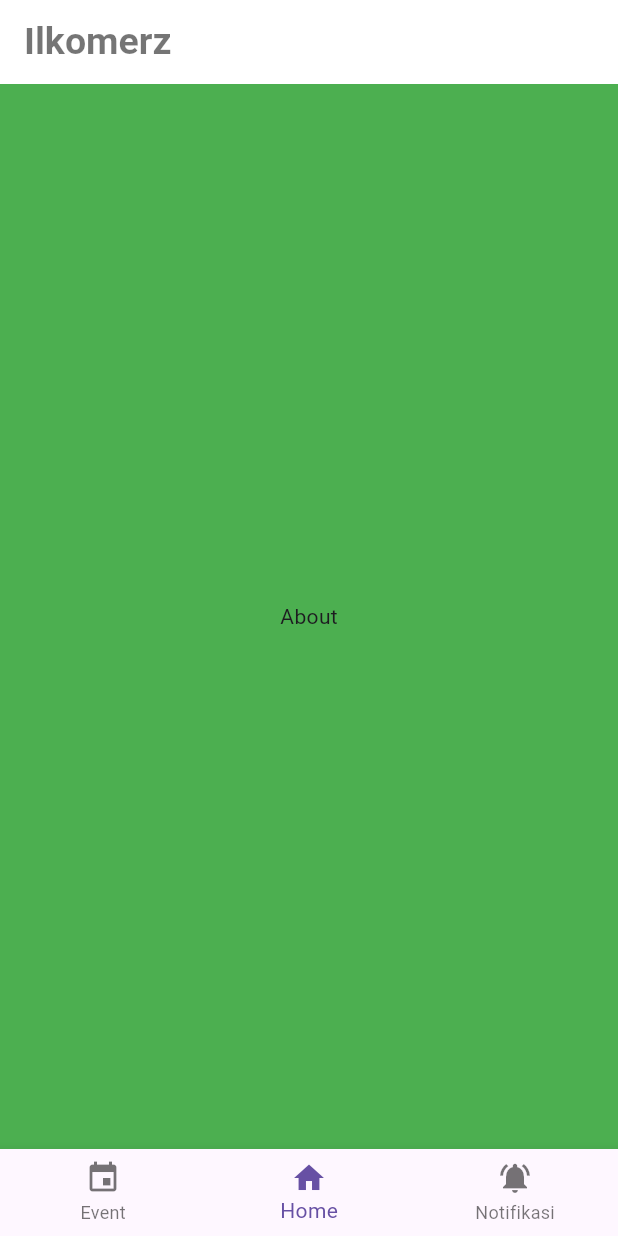
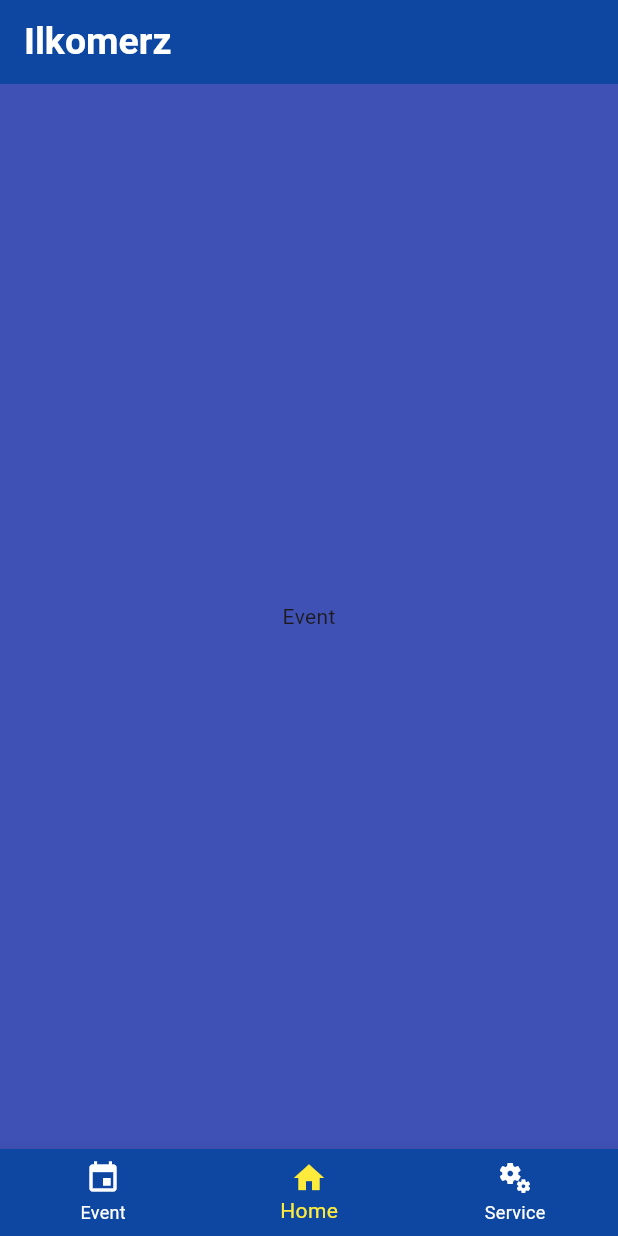
Before and after one commit to adyfp24/flutter-learn-basic, a Flutter app: the screen it shows after launch, on a phone screen of 412 x 824 dp. Run offline on Flutter 3.47's test engine with Material 3 defaults, Android fonts, the phone set to English and light mode, and no system bars.

Commit message:
fixing struktur, adjust appbar

```diff
--- a/lib/beranda.dart
+++ /dev/null
@@ -1,10 +0,0 @@
-import 'package:flutter/material.dart';
-
-class HomePage extends StatelessWidget {
-  const HomePage({ Key? key }) : super(key: key);
-
-  @override
-  Widget build(BuildContext context) {
-    return MaterialApp();
-  }
-}
--- a/lib/components/appbar.dart
+++ b/lib/components/appbar.dart
@@ -1,12 +1,29 @@
 import 'package:flutter/material.dart';
 
-class AppBar extends StatelessWidget {
-  const AppBar({ Key? key }) : super(key: key);
+class HeaderApp extends StatefulWidget {
+  final ValueChanged<String>? changedTittle;
+  const HeaderApp({Key? key, this.changedTittle}) : super(key: key);
+
+  @override
+  State<HeaderApp> createState() => _HeaderAppState();
+}
+
+class _HeaderAppState extends State<HeaderApp> {
+  String appBarTittle = 'Ilkomerz';
+
+  void setAppBarTitle(String tittle){
+    setState(() {
+      appBarTittle = tittle;
+      if (widget.changedTittle != null) {
+        widget.changedTittle!(appBarTittle);
+      }
+    });
+  }
 
   @override
   Widget build(BuildContext context) {
-    return Scaffold(
-
-    );
+    return Text(appBarTittle,
+        style: TextStyle(
+            color: Colors.white, fontSize: 25, fontWeight: FontWeight.bold));
   }
 }
--- a/lib/components/navbottom.dart
+++ b/lib/components/navbottom.dart
@@ -24,51 +24,25 @@ class _NavBottomState extends State<NavBottom> {
           curve: Curves.easeInOut,
         );
       },
+      backgroundColor: Colors.blue[900], // Ganti warna latar belakang
+      selectedItemColor: Colors.yellow, // Ganti warna label dan ikon aktif
+      unselectedItemColor: Colors.white, // Ganti warna label dan ikon tidak aktif
+      selectedFontSize: 14.0, // Ukuran font label aktif
+      unselectedFontSize: 12.0, // Ukuran font label tidak aktif
       items: [
         BottomNavigationBarItem(
-          icon: Icon(Icons.event),
+          icon: Icon(Icons.event, size: 24), // Ganti ukuran ikon
           label: 'Event',
         ),
         BottomNavigationBarItem(
-          icon: Icon(Icons.home),
+          icon: Icon(Icons.home, size: 24), // Ganti ukuran ikon
           label: 'Home',
         ),
         BottomNavigationBarItem(
-          icon: Icon(Icons.notifications_active),
-          label: 'Notifikasi',
+          icon: Icon(Icons.miscellaneous_services, size: 24), // Ganti ukuran ikon
+          label: 'Service',
         ),
       ],
     );
   }
 }
-
-
-class HomePage extends StatelessWidget {
-  @override
-  Widget build(BuildContext context) {
-    return Container(
-      color: Colors.blue,
-      child: Center(child: Text('Home', style: TextStyle(fontSize: 25),)),
-    );
-  }
-}
-
-class AboutPage extends StatelessWidget {
-  @override
-  Widget build(BuildContext context) {
-    return Container(
-      color: Colors.green,
-      child: Center(child: Text('About')),
-    );
-  }
-}
-
-class TokoPage extends StatelessWidget {
-  @override
-  Widget build(BuildContext context) {
-    return Container(
-      color: Colors.orange,
-      child: Center(child: Text('Toko')),
-    );
-  }
-}
--- a/lib/main.dart
+++ b/lib/main.dart
@@ -1,7 +1,11 @@
 // main.dart
 
 import 'package:flutter/material.dart';
+import 'package:flutter101/components/appbar.dart';
 import 'package:flutter101/components/navbottom.dart';
+import 'package:flutter101/pages/event.dart';
+import 'package:flutter101/pages/homepage.dart';
+import 'package:flutter101/pages/service.dart';
 
 void main() {
   runApp(MyApp());
@@ -22,12 +26,28 @@ class MainScreen extends StatefulWidget {
 }
 
 class _MainScreenState extends State<MainScreen> {
+  String appBarTitle = "Ilkomerz"; // Judul default
+
   PageController _pageController = PageController();
   int currentIndexPage = 1;
 
-  void switchPage(int index){
+  void switchPage(int index) {
     setState(() {
       currentIndexPage = index;
+      // Mengubah judul AppBar berdasarkan halaman yang aktif
+      if (index == 0) {
+        setAppBarTitle("Event");
+      } else if (index == 1) {
+        setAppBarTitle("Homepage");
+      } else if (index == 2) {
+        setAppBarTitle("Service");
+      }
+    });
+  }
+
+  void setAppBarTitle(String title) {
+    setState(() {
+      appBarTitle = title;
     });
   }
 
@@ -35,16 +55,20 @@ class _MainScreenState extends State<MainScreen> {
   Widget build(BuildContext context) {
     return Scaffold(
       appBar: AppBar(
-        title: Text('Ilkomerz', style: TextStyle(color: Colors.black54, fontSize: 25, fontWeight: FontWeight.bold)),
-        backgroundColor: Colors.white,
+        title: HeaderApp(
+          changedTittle: (title) {
+            setAppBarTitle(title);
+          },
+        ),
+        backgroundColor: Colors.blue[900],
       ),
       body: PageView(
         controller: _pageController,
         onPageChanged: switchPage,
         children: [
-          AboutPage(),
-          HomePage(),
-          TokoPage(),
+          Event(),
+          Homepage(),
+          Service(),
         ],
       ),
       bottomNavigationBar: NavBottom(
--- /dev/null
+++ b/lib/pages/event.dart
@@ -0,0 +1,20 @@
+import 'package:flutter/material.dart';
+
+class Event extends StatefulWidget {
+  const Event({Key? key}) : super(key: key);
+
+  @override
+  State<Event> createState() => _EventState();
+}
+
+class _EventState extends State<Event> {
+  @override
+  Widget build(BuildContext context) {
+    return Container(
+      color: Colors.indigo,
+      child: Center(
+        child: Text('Event'),
+      ),
+    );
+  }
+}
--- /dev/null
+++ b/lib/pages/service.dart
@@ -0,0 +1,18 @@
+import 'package:flutter/material.dart';
+
+class Service extends StatefulWidget {
+  const Service({Key? key}) : super(key: key);
+
+  @override
+  State<Service> createState() => _ServiceState();
+}
+
+class _ServiceState extends State<Service> {
+  @override
+  Widget build(BuildContext context) {
+    return Container(
+      color: Colors.orange,
+      child: Center(child: Text('Service')),
+    );
+  }
+}
```
Also changed, not shown: lib/layouting.dart (deleted, +0 -37 lines), lib/pages/forum.dart (added, +17 -0 lines), lib/pages/homepage.dart (added, +18 -0 lines), lib/statefull.dart (deleted, +0 -50 lines), lib/stateless.dart (deleted, +0 -66 lines), lib/group.dart (deleted).
